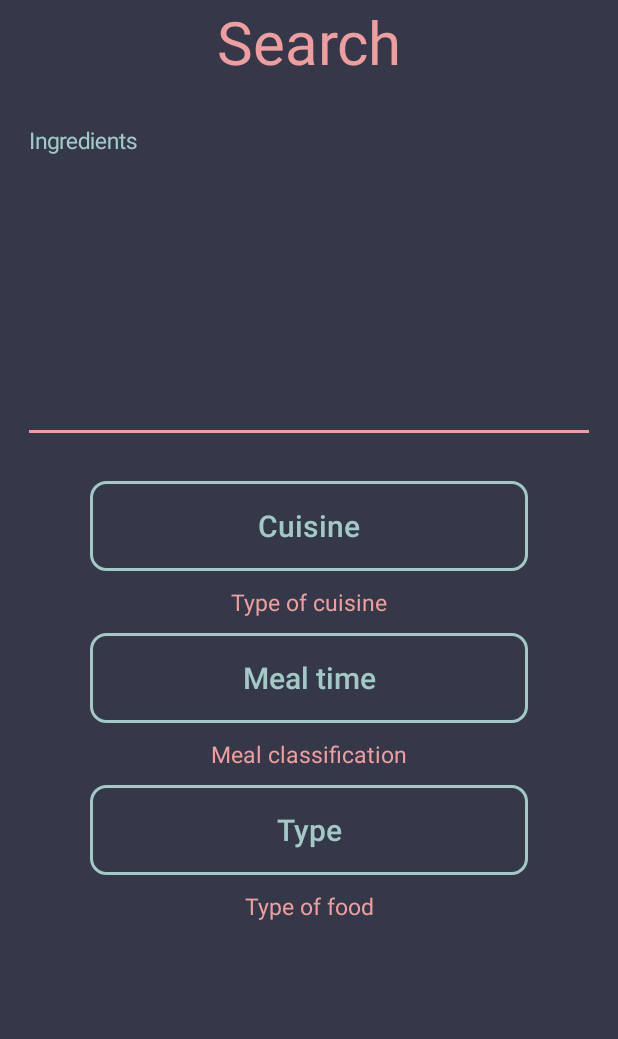
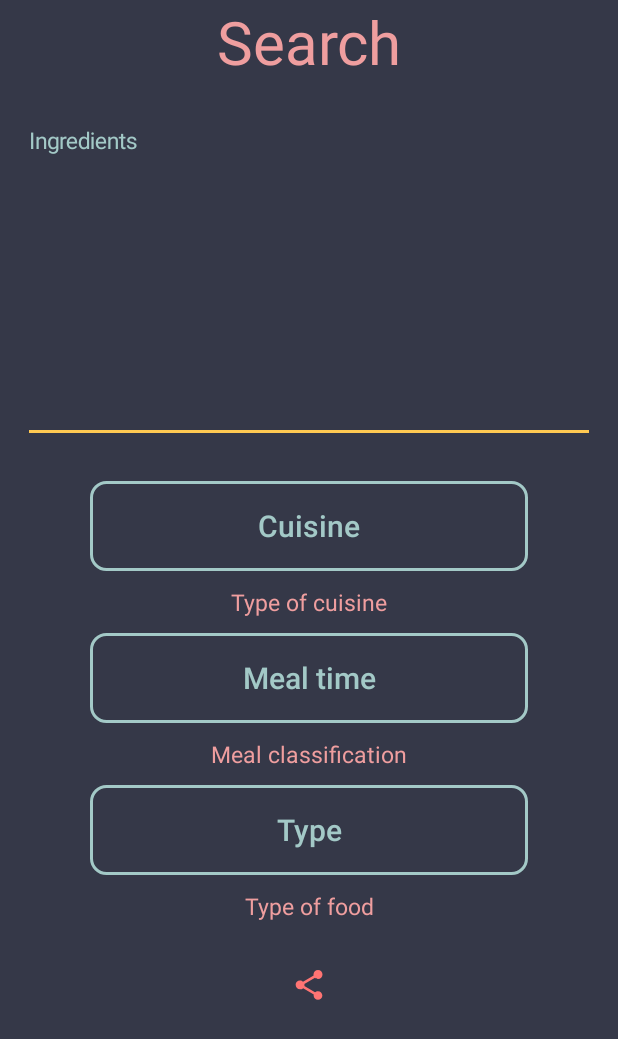
Before and after one commit to IMFIL/cookR, an Android app: the main_search screen opened directly, with no data from a screen before it, on a phone screen of 412 x 824 dp. Shown: the top 1039 px of the screen. Run offline under Robolectric (Android 15) with nearby library versions, the phone set to English and light mode, and no system bars.

Commit message:
adding missing styles

```diff
--- a/app/src/main/res/values/styles.xml
+++ b/app/src/main/res/values/styles.xml
@@ -6,8 +6,8 @@
         <item name="colorPrimary">@color/colorPrimary</item>
         <item name="colorPrimaryDark">@color/colorPrimaryDark</item>
         <item name="colorAccent">@color/colorAccent</item>
-        <item name="colorControlNormal">@color/background</item>
-        <item name="colorControlActivated">@color/text</item>
+        <item name="colorControlNormal">@color/redPastel</item>
+        <item name="colorControlActivated">@color/yellowPastel</item>
         <item name="colorControlHighlight">@color/text</item>
         <item name="android:textColor">@color/button</item>
         <item name="android:textSize">15sp</item>
```
